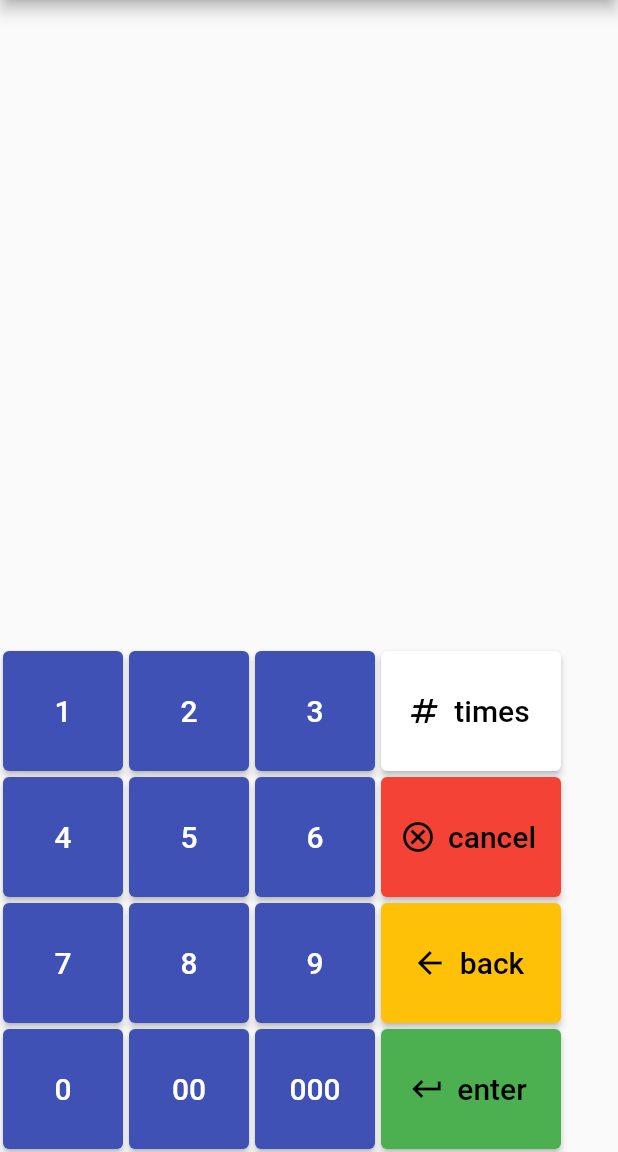
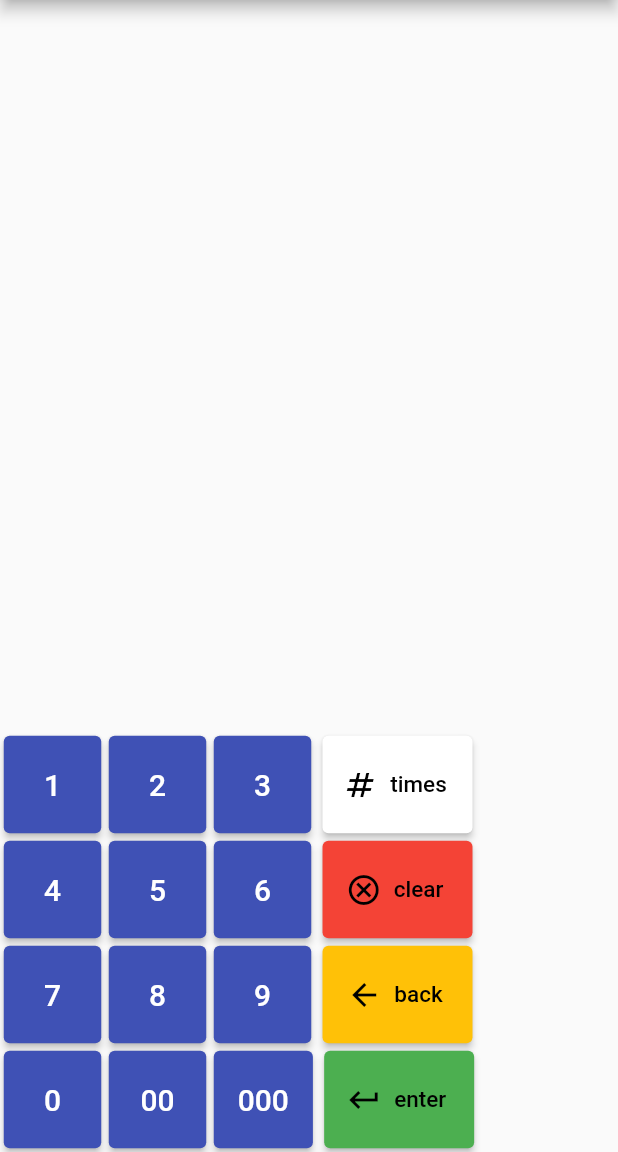
Before and after one commit to 369neri/PortculisPOS, a Flutter app: the screen it shows after launch, on a phone screen of 412 x 824 dp, the part 84-1236 px from its top. Run offline on Flutter 3.47's test engine with Material 2 defaults, Android fonts, the phone set to English and light mode, and no system bars; our stand-ins replace equatable, flutter_bloc; missing offline and left inert: gtin_toolkit.

Commit message:
Price entry page

```diff
--- a/cashier_app/lib/features/pricing/presentation/pages/price_entry.dart
+++ b/cashier_app/lib/features/pricing/presentation/pages/price_entry.dart
@@ -13,7 +13,7 @@ class PriceEntryPage extends StatelessWidget {
     return BlocProvider(
       lazy: false,
       create: (context) => KeypadCubit(const KeypadInitialState()),
-      child: const NumKeypad(),
+      child: const Center(child: NumKeypad()),
     );
   }
 }
--- a/cashier_app/lib/features/pricing/presentation/widgets/command_key.dart
+++ b/cashier_app/lib/features/pricing/presentation/widgets/command_key.dart
@@ -9,6 +9,11 @@ class CommandKey extends StatelessWidget {
   final IconData icon;
   final Color backgroundColor;
   final Color? textColor;
+
+  static const double keyHeight = 65;
+  static const double keyWidth = 100;
+  static const double padding = 5.0;
+  static const double fontsize = 15.0;
 
   const CommandKey({
     required this.label,
@@ -23,16 +28,16 @@ class CommandKey extends StatelessWidget {
   Widget build(BuildContext context) {
     var keypadCubit = BlocProvider.of<KeypadCubit>(context);
     return Padding(
-      padding: const EdgeInsets.all(2.0),
+      padding: const EdgeInsets.only(left: padding),
       child: ElevatedButton.icon(
         label: Text(label, style: const TextStyle(
-          fontSize: 20.0,
+          fontSize: fontsize,
         )),
         icon: Icon(icon),
         style: ElevatedButton.styleFrom(
           backgroundColor: backgroundColor,
           foregroundColor: textColor,
-          fixedSize: const Size(120.0, 80.0)
+          fixedSize: const Size(keyWidth, keyHeight)
         ),
         autofocus: false,
         clipBehavior: Clip.hardEdge,
--- /dev/null
+++ b/cashier_app/lib/features/pricing/presentation/widgets/keypad_display.dart
@@ -0,0 +1,15 @@
+import 'package:flutter/material.dart';
+
+class KeypadDisplay extends StatefulWidget {
+  const KeypadDisplay({super.key});
+
+  @override
+  State<KeypadDisplay> createState() => _KeypadDisplayState();
+}
+
+class _KeypadDisplayState extends State<KeypadDisplay> {
+  @override
+  Widget build(BuildContext context) {
+    return const Placeholder();
+  }
+}
--- a/cashier_app/lib/features/pricing/presentation/widgets/num_key.dart
+++ b/cashier_app/lib/features/pricing/presentation/widgets/num_key.dart
@@ -4,23 +4,27 @@ import 'package:flutter_bloc/flutter_bloc.dart';
 import '../state/keypad_cubit.dart';
 
 class NumKey extends StatelessWidget {
-  final String _numberString;
+  final String _number;
 
-  const NumKey(this._numberString, {super.key});
+  static const double keysize = 65;
+  static const double padding = 2.5;
+  static const double fontsize = 20.0;
+
+  const NumKey(this._number, {super.key});
 
   @override
   Widget build(BuildContext context) {
     var keypadCubit = BlocProvider.of<KeypadCubit>(context);
     return Padding(
-      padding: const EdgeInsets.all(2.0),
+      padding: const EdgeInsets.all(padding),
       child: ElevatedButton(
         style: ElevatedButton.styleFrom(
-          minimumSize: const Size(80.0, 80.0)
+          minimumSize: const Size(keysize, keysize)
         ),
         autofocus: false,
         clipBehavior: Clip.hardEdge,
-        onPressed: () => keypadCubit.addNumber(_numberString),
-        child: Text(_numberString, style: const TextStyle(fontSize: 20.0)),
+        onPressed: () => keypadCubit.addNumber(_number),
+        child: Text(_number, style: const TextStyle(fontSize: fontsize)),
       ),
     );
   }
--- a/cashier_app/lib/features/pricing/presentation/widgets/num_keypad.dart
+++ b/cashier_app/lib/features/pricing/presentation/widgets/num_keypad.dart
@@ -30,7 +30,7 @@ class NumKeypad extends StatelessWidget {
               NumKey('5'),
               NumKey('6'),
               CommandKey(
-                label: 'cancel',
+                label: 'clear',
                 command: 'clear',
                 icon: Icons.cancel_outlined,
                 backgroundColor: Colors.red,
--- a/cashier_app/lib/main.dart
+++ b/cashier_app/lib/main.dart
@@ -1,7 +1,5 @@
 import 'package:cashier_app/features/pricing/presentation/pages/price_entry.dart';
 import 'package:flutter/material.dart';
-
-import 'features/pricing/presentation/widgets/num_keypad.dart';
 
 void main() {
   runApp(const CashierApp());
```
